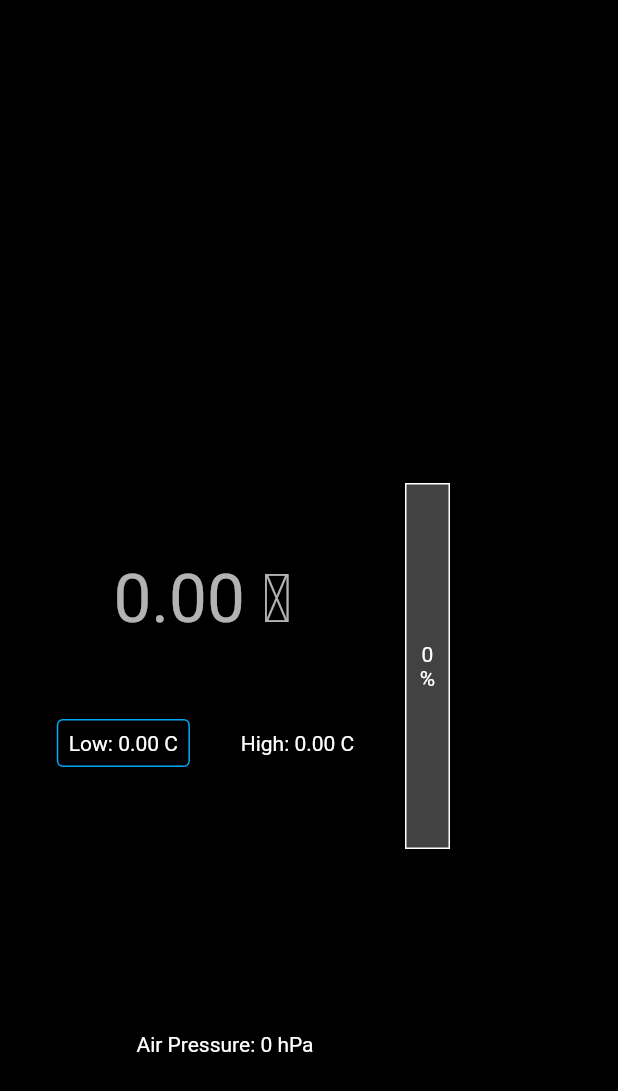
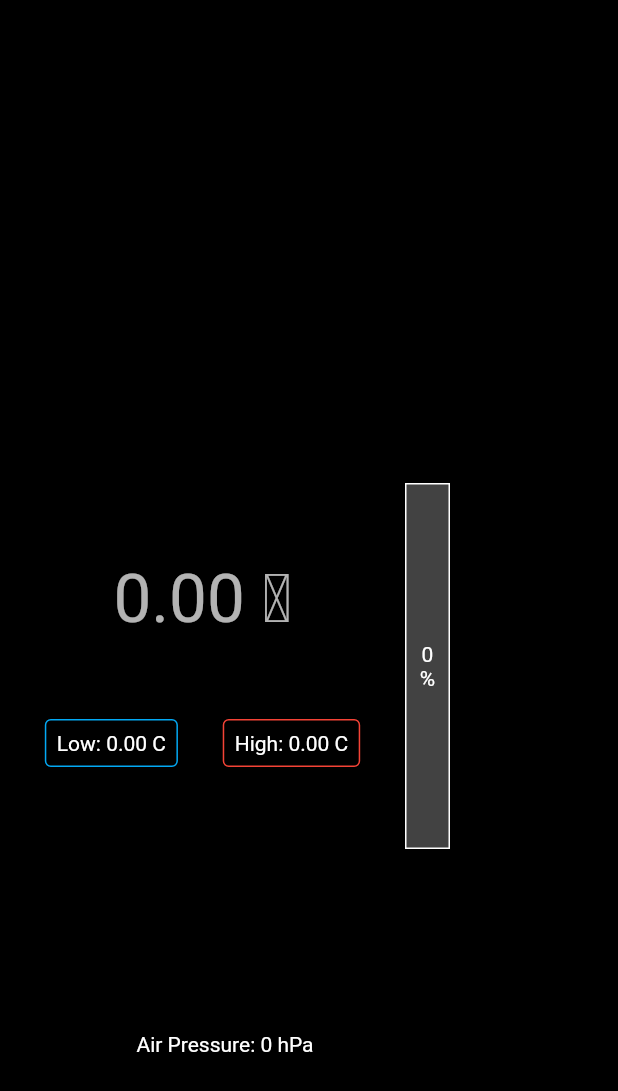
Before and after one commit to nobodyn0se/Weather_Now, a Flutter app: the WeatherWidget widget shown alone on an empty page, opened directly with empty values, on a phone screen of 412 x 824 dp. Shown: the top 1091 px of the screen. Run offline on Flutter 3.47's test engine with Material 2 defaults, Android fonts, the phone set to English and light mode, and no system bars; our stand-ins replace equatable, flutter_bloc.

Commit message:
Colored border added to high temp card

```diff
--- a/lib/widgets/weather_widget.dart
+++ b/lib/widgets/weather_widget.dart
@@ -66,8 +66,21 @@ class WeatherWidget extends StatelessWidget {
                                   BorderRadius.all(Radius.circular(4)),
                             ),
                           ),
-                          Text(
-                              'High: ${weather.maxTemp!.toStringAsFixed(2)} C'),
+                          Card(
+                            color: Theme.of(context).scaffoldBackgroundColor,
+                            child: Padding(
+                              padding: const EdgeInsets.all(8.0),
+                              child: Text(
+                                  'High: ${weather.maxTemp!.toStringAsFixed(2)} C'),
+                            ),
+                            shape: const RoundedRectangleBorder(
+                              side: BorderSide(
+                                color: Colors.red,
+                              ),
+                              borderRadius:
+                                  BorderRadius.all(Radius.circular(4)),
+                            ),
+                          ),
                         ],
                       ),
                     ],
```
